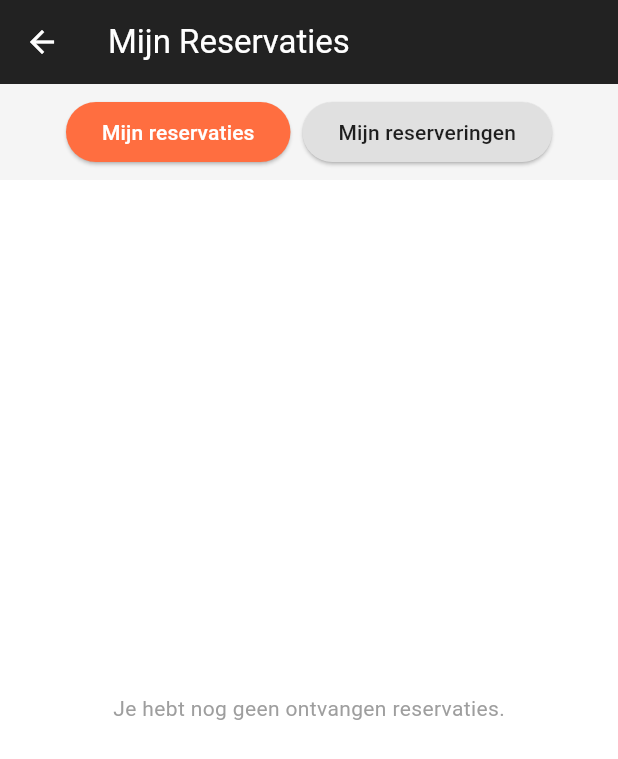
After one commit to alex-ayibyan/RentApp, a Flutter app: the HomeScreen screen opened by its route, after a tap on the "calendar today" icon, on a phone screen of 412 x 824 dp. The commit adds this screen. Shown: the top 759 px of the screen. Run offline on Flutter 3.47's test engine with Material 3 defaults, Android fonts, the phone set to English and light mode, and no system bars; our stand-ins replace cloud_firestore, firebase_auth, firebase_core, firebase_storage, flutter_map, geocoding and 4 more; accounts and stored records are empty.

Commit message:
Reservations toegevoegd, moet nog getest worden met firebase

```diff
--- /dev/null
+++ b/rent_app/lib/Reservation/reservations_screen.dart
@@ -0,0 +1,134 @@
+import 'package:flutter/material.dart';
+import 'package:cloud_firestore/cloud_firestore.dart';
+import 'package:firebase_auth/firebase_auth.dart';
+
+class MyReservationsScreen extends StatefulWidget {
+  const MyReservationsScreen({super.key});
+
+  @override
+  State<MyReservationsScreen> createState() => _MyReservationsScreenState();
+}
+
+class _MyReservationsScreenState extends State<MyReservationsScreen> {
+  final FirebaseAuth _auth = FirebaseAuth.instance;
+  final FirebaseFirestore _firestore = FirebaseFirestore.instance;
+
+  String _currentView = 'received'; // 'received' of 'made'
+
+  @override
+  Widget build(BuildContext context) {
+    final user = _auth.currentUser!;
+    return Scaffold(
+      appBar: AppBar(
+        title: const Text('Mijn Reservaties'),
+        backgroundColor: Colors.black87,
+      ),
+      body: Column(
+        children: [
+          _buildToggleButtons(),
+          Expanded(
+            child: StreamBuilder<QuerySnapshot>(
+              stream: _firestore.collection('reservations').snapshots(),
+              builder: (context, snapshot) {
+                if (!snapshot.hasData) {
+                  return const Center(child: CircularProgressIndicator());
+                }
+
+                final allReservations = snapshot.data!.docs;
+
+                final filtered = allReservations.where((doc) {
+                  final data = doc.data() as Map<String, dynamic>;
+                  return _currentView == 'received'
+                      ? data['ownerId'] == user.uid
+                      : data['renterId'] == user.uid;
+                }).toList();
+
+                if (filtered.isEmpty) {
+                  return Center(
+                    child: Text(
+                      _currentView == 'received'
+                          ? 'Je hebt nog geen ontvangen reservaties.'
+                          : 'Je hebt nog geen reservaties geplaatst.',
+                      style: const TextStyle(color: Colors.grey),
+                    ),
+                  );
+                }
+
+                return ListView.builder(
+                  itemCount: filtered.length,
+                  itemBuilder: (context, index) {
+                    final reservation = filtered[index].data() as Map<String, dynamic>;
+                    return FutureBuilder<DocumentSnapshot>(
+                      future: _firestore
+                          .collection('devices')
+                          .doc(reservation['deviceId'])
+                          .get(),
+                      builder: (context, deviceSnapshot) {
+                        if (!deviceSnapshot.hasData) {
+                          return const ListTile(title: Text("Device wordt geladen..."));
+                        }
+
+                        final device = deviceSnapshot.data!.data() as Map<String, dynamic>?;
+
+                        return ListTile(
+                          leading: Icon(Icons.devices, color: Colors.deepOrangeAccent.shade200),
+                          title: Text(device?['name'] ?? 'Onbekend apparaat'),
+                          subtitle: Text(
+                            'Van ${_formatDate(reservation['startDate'])} tot ${_formatDate(reservation['endDate'])}',
+                          ),
+                          trailing: Text(
+                            reservation['status'] ?? 'pending',
+                            style: const TextStyle(fontWeight: FontWeight.bold),
+                          ),
+                        );
+                      },
+                    );
+                  },
+                );
+              },
+            ),
+          ),
+        ],
+      ),
+    );
+  }
+
+  Widget _buildToggleButtons() {
+    return Container(
+      padding: const EdgeInsets.all(8),
+      color: Colors.grey.shade100,
+      child: Row(
+        mainAxisAlignment: MainAxisAlignment.center,
+        children: [
+          _buildToggleButton('Mijn reservaties', 'received'),
+          const SizedBox(width: 8),
+          _buildToggleButton('Mijn reserveringen', 'made'),
+        ],
+      ),
+    );
+  }
+
+  Widget _buildToggleButton(String label, String viewKey) {
+    final isSelected = _currentView == viewKey;
+    return ElevatedButton(
+      onPressed: () {
+        setState(() {
+          _currentView = viewKey;
+        });
+      },
+      style: ElevatedButton.styleFrom(
+        backgroundColor: isSelected ? Colors.deepOrangeAccent : Colors.grey.shade300,
+        foregroundColor: isSelected ? Colors.white : Colors.black87,
+      ),
+      child: Text(label),
+    );
+  }
+
+  String _formatDate(dynamic timestamp) {
+    if (timestamp is Timestamp) {
+      final date = timestamp.toDate();
+      return "${date.day}/${date.month}/${date.year}";
+    }
+    return 'Onbekend';
+  }
+}
--- a/rent_app/lib/home_screen.dart
+++ b/rent_app/lib/home_screen.dart
@@ -5,6 +5,7 @@ import 'package:rent_app/Device/add_device_screen.dart';
 import 'package:rent_app/Device/device_detail_screen.dart';
 import 'package:geolocator/geolocator.dart';
 import 'package:rent_app/map_screen.dart';
+import 'package:rent_app/reservation/reservations_screen.dart';
 
 class HomeScreen extends StatefulWidget {
   const HomeScreen({super.key});
@@ -28,7 +29,6 @@ class HomeScreenState extends State<HomeScreen> {
   Position? _filterCenter;
   double _filterRadius = 5000;
   bool _locationFilterEnabled = false;
-
 
   final List<String> _categories = [
     'All',
@@ -98,12 +98,10 @@ class HomeScreenState extends State<HomeScreen> {
   void _applyFilters() {
     List<Map<String, dynamic>> devices = List.from(_devices);
 
-    // Category filter
     if (_selectedCategory != 'All') {
       devices = devices.where((device) => device['category'] == _selectedCategory).toList();
     }
 
-    // Location filter
     if (_filterByLocation && _currentPosition != null) {
       devices = devices.where((device) {
         if (device['location'] == null) return false;
@@ -159,12 +157,22 @@ class HomeScreenState extends State<HomeScreen> {
         backgroundColor: Colors.black87,
         actions: [
           IconButton(
+            icon: const Icon(Icons.calendar_today, color: Colors.white),
+            onPressed: () {
+              Navigator.push(
+                context,
+                MaterialPageRoute(builder: (context) => const MyReservationsScreen()),
+              );
+            },
+            tooltip: 'Mijn Reservaties',
+          ),
+          IconButton(
             icon: const Icon(Icons.map, color: Colors.white),
             onPressed: () {
               Navigator.push(context, MaterialPageRoute(
                 builder: (context) => DeviceMapScreen(
                   locationFilterEnabled: _locationFilterEnabled,
-                  filterCenter: _filterCenter, // fallback if null
+                  filterCenter: _filterCenter,
                   filterRadius: _filterRadius,
                 ),
               ));
@@ -176,7 +184,6 @@ class HomeScreenState extends State<HomeScreen> {
             onPressed: _logOut,
           ),
         ],
-
       ),
       body: Column(
         children: [
```
Also changed, not shown: rent_app/lib/Device/add_device_screen.dart (+26 -2 lines), rent_app/lib/Device/device_detail_screen.dart (+167 -52 lines). Lines whose indentation alone changed are shown as unchanged.
